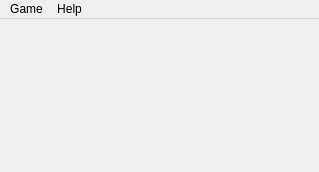
Old version of the form mainwindow.ui in the repository F74036344/2048.
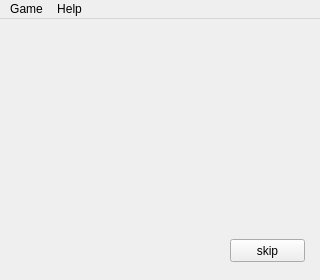
New version of the form. Icons and pictures are not drawn.

The edit to the form file:
```diff
--- a/mainwindow.ui
+++ b/mainwindow.ui
@@ -6,8 +6,8 @@
    <rect>
     <x>0</x>
     <y>0</y>
-    <width>319</width>
-    <height>172</height>
+    <width>320</width>
+    <height>280</height>
    </rect>
   </property>
   <property name="windowTitle">
@@ -18,18 +18,42 @@
     <normaloff>:/images/resource/2048.png</normaloff>:/images/resource/2048.png</iconset>
   </property>
   <widget class="QWidget" name="centralWidget">
-   <layout class="QHBoxLayout" name="horizontalLayout">
-    <item>
-     <layout class="QVBoxLayout" name="verticalLayout"/>
-    </item>
-   </layout>
+   <property name="enabled">
+    <bool>true</bool>
+   </property>
+   <widget class="QPushButton" name="pushButton_skip">
+    <property name="geometry">
+     <rect>
+      <x>230</x>
+      <y>220</y>
+      <width>75</width>
+      <height>23</height>
+     </rect>
+    </property>
+    <property name="text">
+     <string>skip</string>
+    </property>
+   </widget>
+   <widget class="QLabel" name="label_displayBeginAnimation">
+    <property name="geometry">
+     <rect>
+      <x>10</x>
+      <y>10</y>
+      <width>300</width>
+      <height>240</height>
+     </rect>
+    </property>
+    <property name="text">
+     <string/>
+    </property>
+   </widget>
   </widget>
   <widget class="QMenuBar" name="menuBar">
    <property name="geometry">
     <rect>
      <x>0</x>
      <y>0</y>
-     <width>319</width>
+     <width>320</width>
      <height>21</height>
     </rect>
    </property>
```
Left out of the diff: 4 changed lines with no effect on the pictures.
